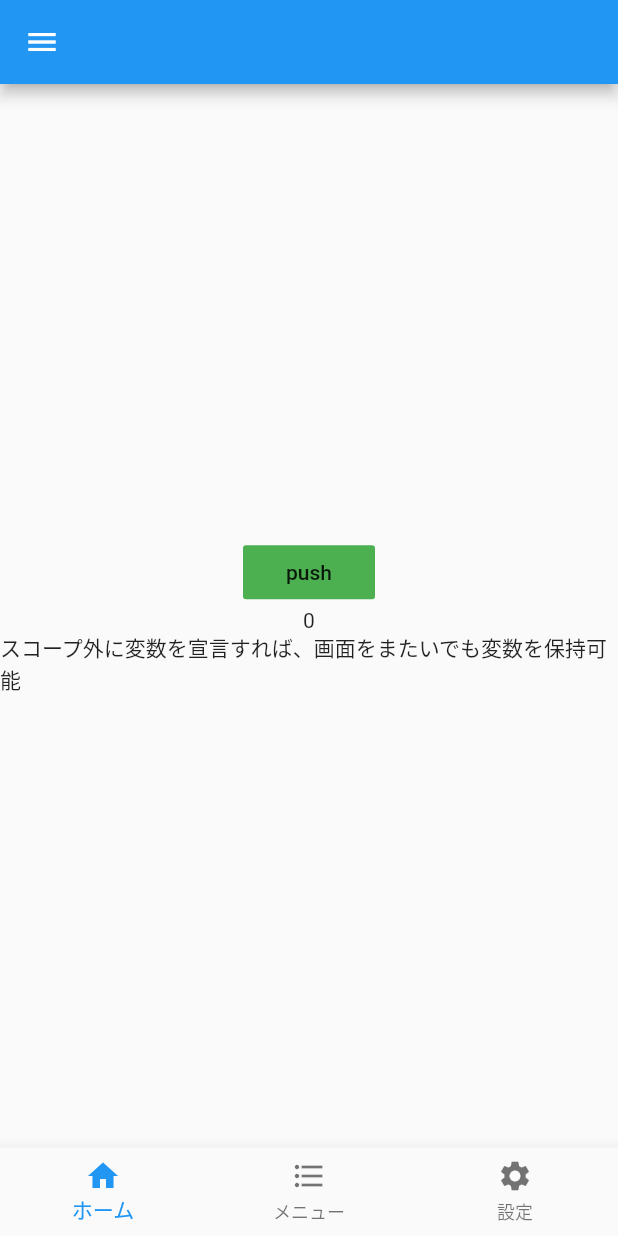
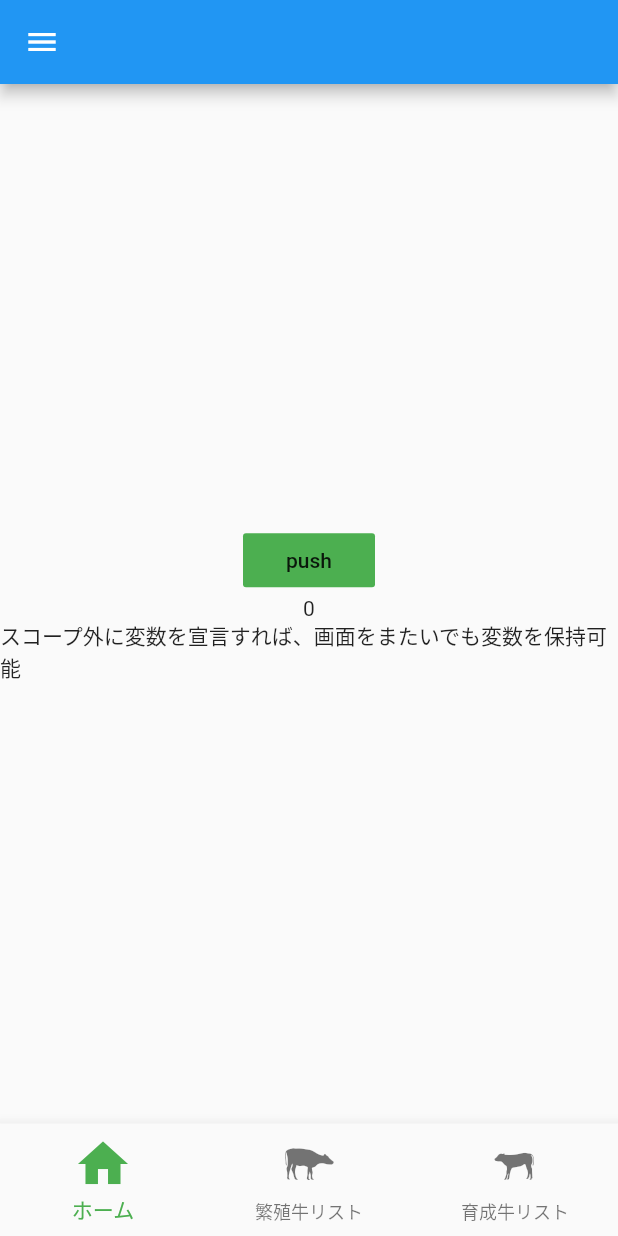
Before and after one commit to taku-sami/memow_task21_bottomnavigation, a Flutter app: the screen it shows after launch, on a phone screen of 412 x 824 dp. Run offline on Flutter 3.47's test engine with Material 2 defaults, Android fonts, the phone set to English and light mode, and no system bars.

Commit message:
自作SVGアイコンをタブバーのアイコンとして実装

```diff
--- a/lib/main.dart
+++ b/lib/main.dart
@@ -1,4 +1,5 @@
 import 'package:flutter/material.dart';
+import 'package:memowtask21bottomnavigation/memow_icons.dart';
 
 void main() => runApp(MyApp());
 int countNumber = 0;
@@ -88,22 +89,38 @@ class _MyStatefulWidgetState extends State<MyStatefulWidget> {
       bottomNavigationBar: BottomNavigationBar(
         items: <BottomNavigationBarItem>[
           BottomNavigationBarItem(
-            icon: Icon(Icons.home),
-            title: Text('ホーム'),
+            icon: Icon(
+              Icons.home,
+              size: 40,
+            ),
+            title: Text(
+              'ホーム',
+              style: TextStyle(fontWeight: FontWeight.bold, fontSize: 18),
+            ),
           ),
           BottomNavigationBarItem(
             icon: Icon(
-              Icons.format_list_bulleted,
+              Memow.caw_1,
+              size: 40,
             ),
-            title: Text('メニュー'),
+            title: Text(
+              '繁殖牛リスト',
+              style: TextStyle(fontWeight: FontWeight.bold, fontSize: 18),
+            ),
           ),
           BottomNavigationBarItem(
-            icon: Icon(Icons.settings),
-            title: Text('設定'),
+            icon: Icon(
+              Memow.caw_2,
+              size: 40,
+            ),
+            title: Text(
+              '育成牛リスト',
+              style: TextStyle(fontWeight: FontWeight.bold, fontSize: 18),
+            ),
           ),
         ],
         currentIndex: _selectedIndex,
-        selectedItemColor: Colors.blue,
+        selectedItemColor: Colors.green,
         onTap: _onItemTopped,
       ),
     );
@@ -150,7 +167,23 @@ class _Screen2State extends State<Screen2> {
   @override
   Widget build(BuildContext context) {
     return Container(
-      child: Text('2'),
+      child: Center(
+        child: Row(
+          mainAxisAlignment: MainAxisAlignment.center,
+          children: <Widget>[
+            Icon(
+              Memow.caw_1,
+              size: 200,
+              color: Colors.green,
+            ),
+            Icon(
+              Memow.caw_2,
+              size: 200,
+              color: Colors.green,
+            ),
+          ],
+        ),
+      ),
     );
   }
 }
--- /dev/null
+++ b/lib/memow_icons.dart
@@ -0,0 +1,26 @@
+/// Flutter icons Memow
+/// Copyright (C) 2020 by original authors @ fluttericon.com, fontello.com
+/// This font was generated by FlutterIcon.com, which is derived from Fontello.
+///
+/// To use this font, place it in your fonts/ directory and include the
+/// following in your pubspec.yaml
+///
+/// flutter:
+///   fonts:
+///    - family:  Memow
+///      fonts:
+///       - asset: fonts/Memow.ttf
+///
+///
+///
+import 'package:flutter/widgets.dart';
+
+class Memow {
+  Memow._();
+
+  static const _kFontFam = 'Memow';
+  static const _kFontPkg = null;
+
+  static const IconData caw_1 = IconData(0xe800, fontFamily: _kFontFam, fontPackage: _kFontPkg);
+  static const IconData caw_2 = IconData(0xe801, fontFamily: _kFontFam, fontPackage: _kFontPkg);
+}
--- a/pubspec.yaml
+++ b/pubspec.yaml
@@ -55,6 +55,10 @@ flutter:
   # in this "flutter" section. Each entry in this list should have a
   # "family" key with the font family name, and a "fonts" key with a
   # list giving the asset and other descriptors for the font. For
+  fonts:
+      - family:  Memow
+        fonts:
+         - asset: fonts/Memow.ttf
   # example:
   # fonts:
   #   - family: Schyler
```
Also changed, not shown: fonts/Memow.ttf (added).
